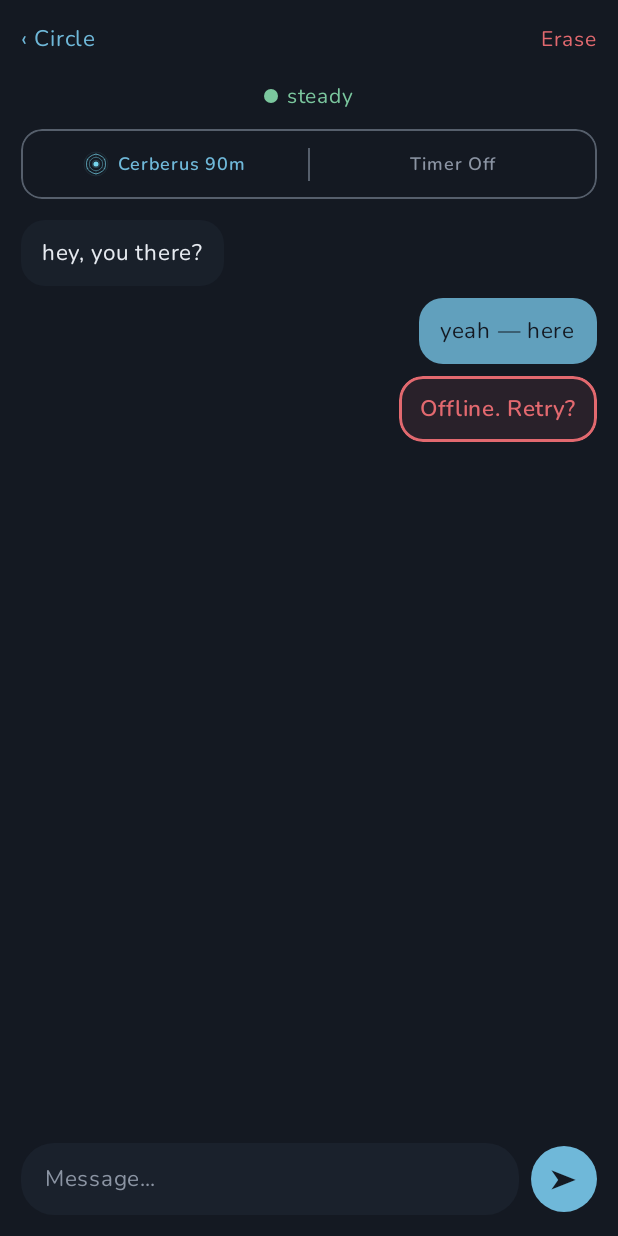
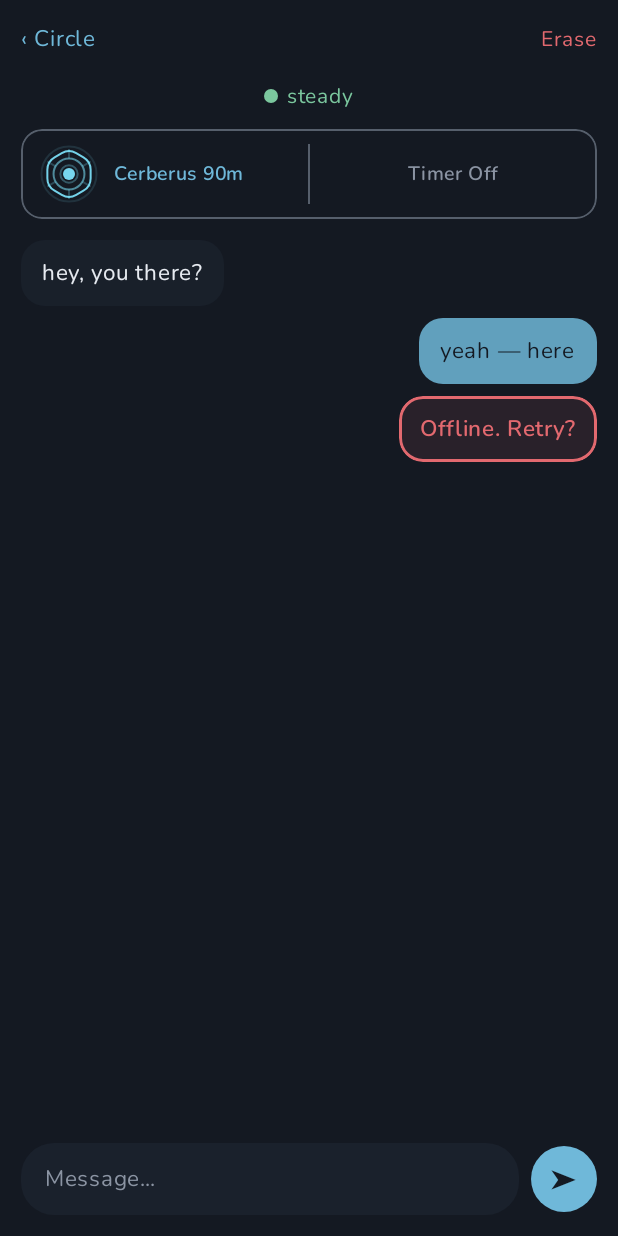
Before and after one commit to heyayus449-hash/cm-chatapk, an Android app built with Jetpack Compose: the composable ChatScreen called with empty values, on a phone screen of 412 x 824 dp. Run offline under Robolectric (Android 15) with nearby library versions, the phone set to English and light mode, and no system bars.

Commit message:
Part B: enlarge the Cerberus eye in the chat bar
Thicker stroke (1.2*s) in CerberusMark and a 40dp mark, left-aligned
with the "Cerberus 90m" label; divider and Timer cell heightened to
match.

Co-Authored-By: Claude Opus 4.8 <noreply@anthropic.com>
Claude-Session: https://claude.ai/code/session_016moR4EKHypB68DbnU8XKqr

```diff
--- a/app/src/main/java/org/cmchat/app/ui/components/CerberusMark.kt
+++ b/app/src/main/java/org/cmchat/app/ui/components/CerberusMark.kt
@@ -35,7 +35,7 @@ fun CerberusMark(on: Boolean, sizeDp: Int = 18, modifier: Modifier = Modifier) {
             val L = hypot(dx, dy).let { if (it == 0f) 1f else it }
             return Offset(fr.x + dx / L * d, fr.y + dy / L * d)
         }
-        val sw = 1f * s
+        val sw = 1.2f * s
         val round = Stroke(width = sw, cap = StrokeCap.Round, join = StrokeJoin.Round)
 
         if (on) {
--- a/app/src/main/java/org/cmchat/app/ui/screens/ChatScreen.kt
+++ b/app/src/main/java/org/cmchat/app/ui/screens/ChatScreen.kt
@@ -43,17 +43,17 @@ fun ChatScreen(name: String, onBack: () -> Unit) {
             .clip(RoundedCornerShape(14.dp))
             .border(1.dp, CmTextFaint, RoundedCornerShape(14.dp)),
             verticalAlignment = Alignment.CenterVertically) {
-            Row(Modifier.weight(1f).padding(11.dp),
-                horizontalArrangement = Arrangement.Center,
+            Row(Modifier.weight(1f).padding(horizontal = 12.dp, vertical = 10.dp),
+                horizontalArrangement = Arrangement.Start,
                 verticalAlignment = Alignment.CenterVertically) {
-                CerberusMark(on = true, sizeDp = 17)
-                Spacer(Modifier.width(6.dp))
-                Text("Cerberus 90m", color = CmBlue, fontFamily = Nunito, fontSize = 12.sp,
+                CerberusMark(on = true, sizeDp = 40)
+                Spacer(Modifier.width(10.dp))
+                Text("Cerberus 90m", color = CmBlue, fontFamily = Nunito, fontSize = 13.sp,
                     fontWeight = FontWeight.SemiBold)
             }
-            Box(Modifier.width(1.dp).height(22.dp).background(CmTextFaint))
+            Box(Modifier.width(1.dp).height(40.dp).background(CmTextFaint))
             Box(Modifier.weight(1f).padding(11.dp), contentAlignment = Alignment.Center) {
-                Text("Timer Off", color = CmTextDim, fontFamily = Nunito, fontSize = 12.sp,
+                Text("Timer Off", color = CmTextDim, fontFamily = Nunito, fontSize = 13.sp,
                     fontWeight = FontWeight.SemiBold)
             }
         }
```
